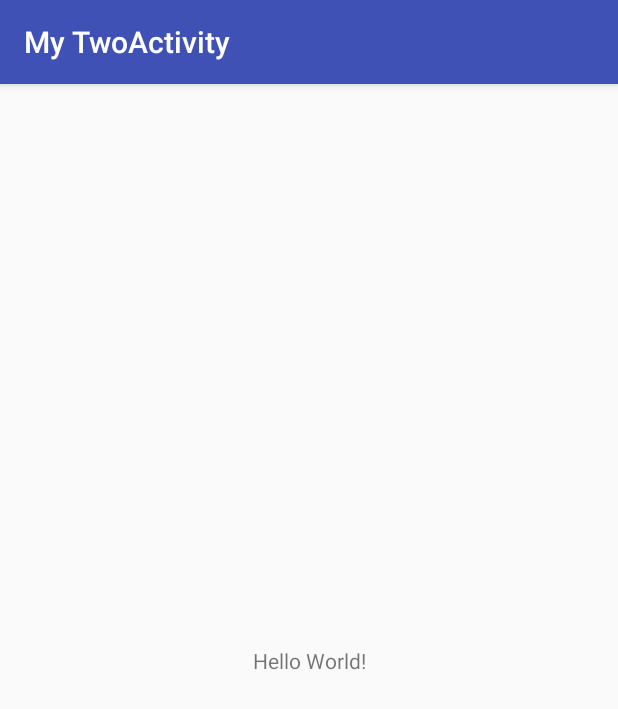
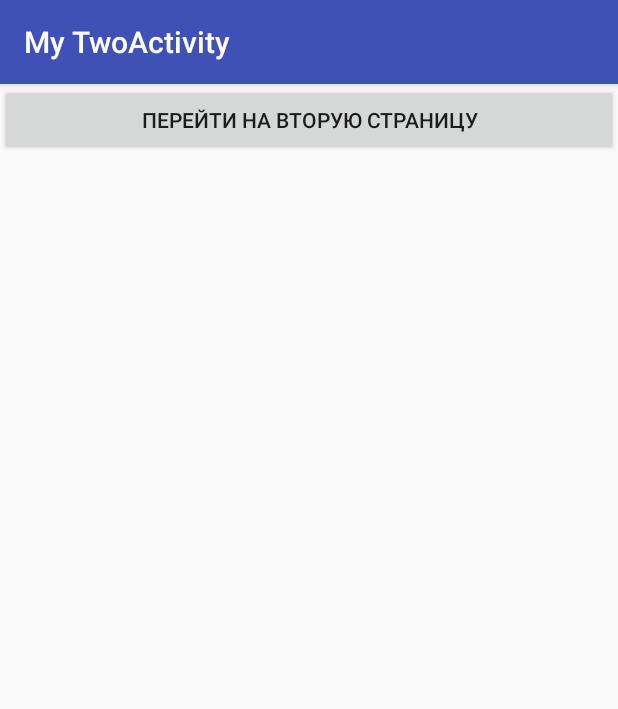
Before and after one commit to Madridistt/MyTwoActivity, an Android app: the screen it shows after launch (MainActivity), on a phone screen of 412 x 824 dp. Shown: the top 709 px of the screen. Run offline under Robolectric (Android 15) with nearby library versions, the phone set to English and light mode, and no system bars.

Commit message:
"Add Button"

```diff
--- a/app/src/main/res/layout/activity_main.xml
+++ b/app/src/main/res/layout/activity_main.xml
@@ -1,18 +1,15 @@
 <?xml version="1.0" encoding="utf-8"?>
-<android.support.constraint.ConstraintLayout xmlns:android="http://schemas.android.com/apk/res/android"
-    xmlns:app="http://schemas.android.com/apk/res-auto"
-    xmlns:tools="http://schemas.android.com/tools"
+<LinearLayout xmlns:android="http://schemas.android.com/apk/res/android"
+    android:orientation="vertical"
     android:layout_width="match_parent"
-    android:layout_height="match_parent"
-    tools:context=".MainActivity">
+    android:layout_height="match_parent">
 
-    <TextView
-        android:layout_width="wrap_content"
+
+    <Button
+        android:id="@+id/btnActTwo"
+        android:layout_width="match_parent"
         android:layout_height="wrap_content"
-        android:text="Hello World!"
-        app:layout_constraintBottom_toBottomOf="parent"
-        app:layout_constraintLeft_toLeftOf="parent"
-        app:layout_constraintRight_toRightOf="parent"
-        app:layout_constraintTop_toTopOf="parent" />
+        android:text="Перейти на вторую страницу"
+        android:layout_gravity="center_vertical"/>
 
-</android.support.constraint.ConstraintLayout>
+</LinearLayout>
```
